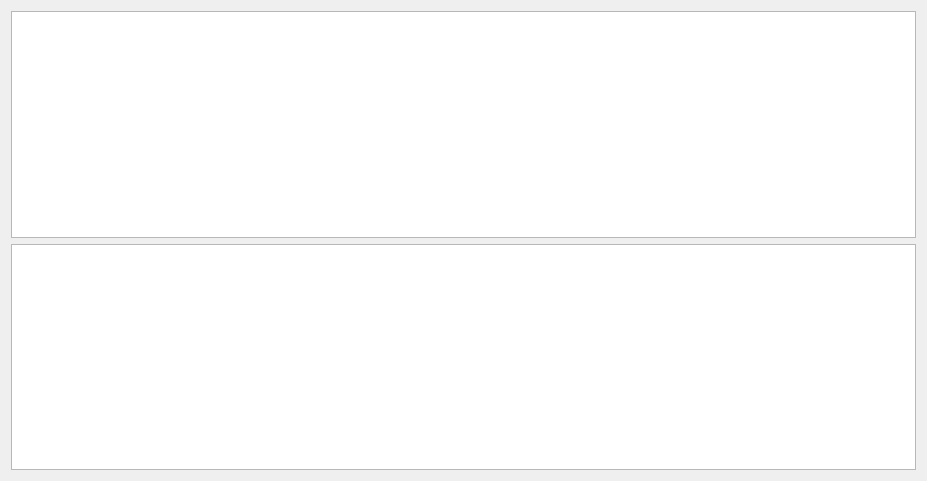
Above: logviewer.ui from malik1988/LogViewer before the change. Below: the same form after it.
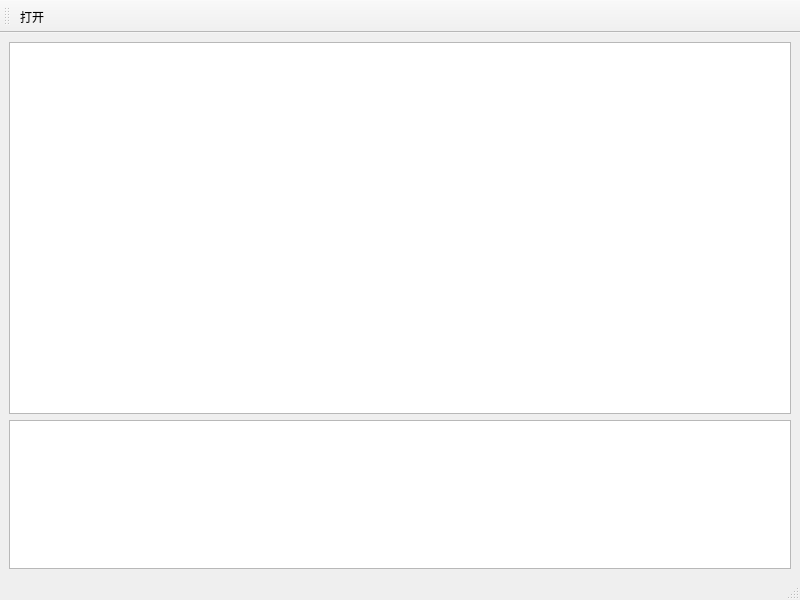
That is the form after the change.

Commit message: 日志打开并显示在表格视图，基本功能完成。

Diff of the .ui file:
```diff
--- a/logviewer.ui
+++ b/logviewer.ui
@@ -1,26 +1,52 @@
 <?xml version="1.0" encoding="UTF-8"?>
 <ui version="4.0">
- <class>Form</class>
- <widget class="QWidget" name="Form">
+ <class>MainWindow</class>
+ <widget class="QMainWindow" name="MainWindow">
   <property name="geometry">
    <rect>
     <x>0</x>
     <y>0</y>
-    <width>927</width>
-    <height>481</height>
+    <width>800</width>
+    <height>600</height>
    </rect>
   </property>
   <property name="windowTitle">
    <string>Form</string>
   </property>
-  <layout class="QVBoxLayout" name="verticalLayout">
-   <item>
-    <widget class="QTableView" name="tableView"/>
-   </item>
-   <item>
-    <widget class="QTextBrowser" name="textBrowser"/>
-   </item>
-  </layout>
+  <widget class="QWidget" name="centralwidget">
+   <layout class="QVBoxLayout" name="verticalLayout" stretch="5,2">
+    <item>
+     <widget class="QTableView" name="tableView"/>
+    </item>
+    <item>
+     <widget class="QTextBrowser" name="textBrowser"/>
+    </item>
+   </layout>
+  </widget>
+  <widget class="QStatusBar" name="statusbar"/>
+  <widget class="QToolBar" name="toolBar">
+   <property name="windowTitle">
+    <string>toolBar</string>
+   </property>
+   <attribute name="toolBarArea">
+    <enum>TopToolBarArea</enum>
+   </attribute>
+   <attribute name="toolBarBreak">
+    <bool>false</bool>
+   </attribute>
+   <addaction name="actOpen"/>
+  </widget>
+  <action name="actOpen">
+   <property name="text">
+    <string>打开</string>
+   </property>
+   <property name="toolTip">
+    <string>打开文件</string>
+   </property>
+   <property name="shortcut">
+    <string>F2</string>
+   </property>
+  </action>
  </widget>
  <resources/>
  <connections/>
```
Left out of the diff: 24 changed lines with no effect on the pictures. The commit also changes 5 other files.
